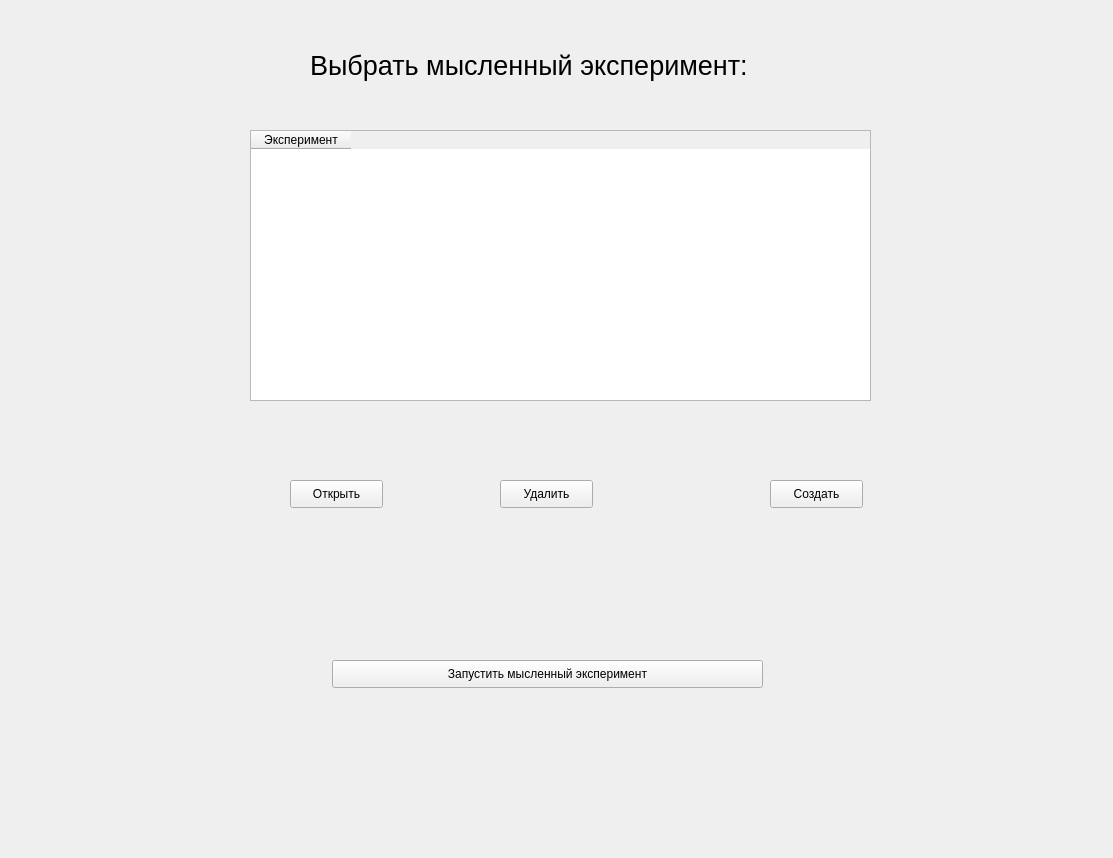
Before: the Qt Designer form UI/Exper/Exper1.ui in Tragidra/NauchLab, drawn with Qt 5.
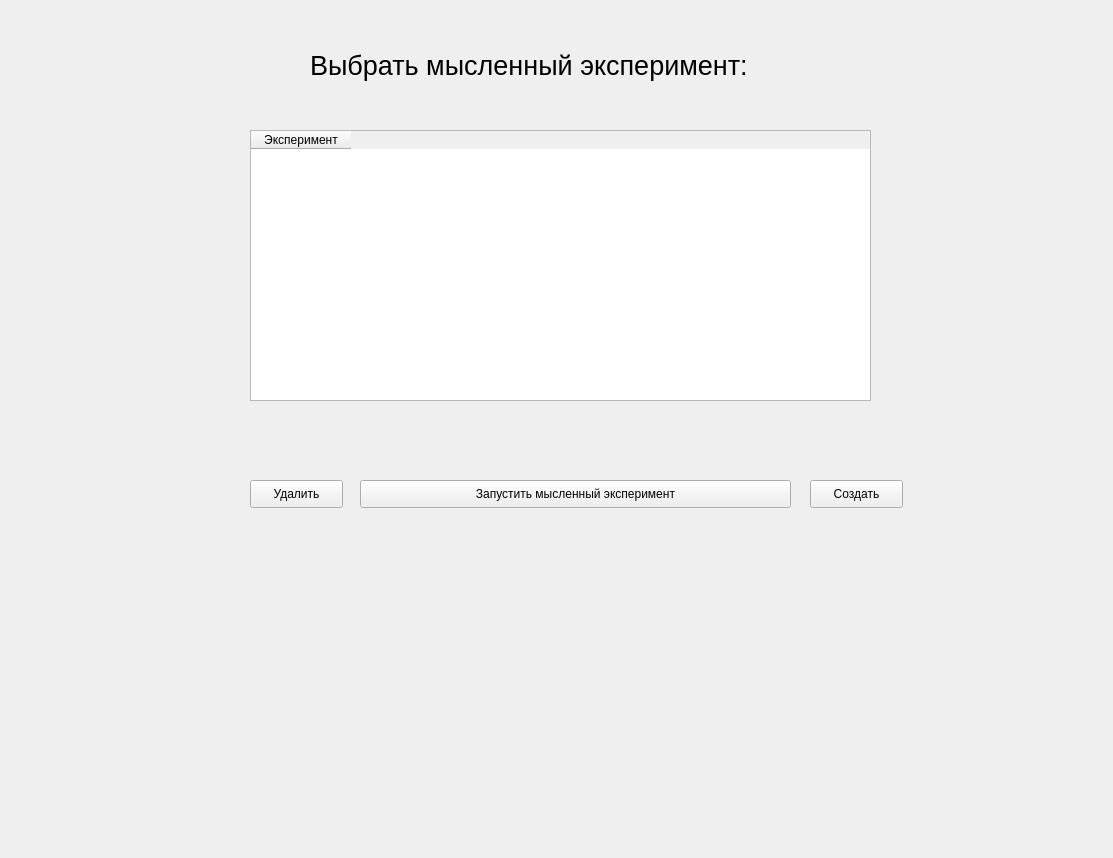
After: the same form once the commit is applied.

```diff
--- a/UI/Exper/Exper1.ui
+++ b/UI/Exper/Exper1.ui
@@ -35,7 +35,7 @@
   <widget class="QPushButton" name="pushButton30">
    <property name="geometry">
     <rect>
-     <x>500</x>
+     <x>250</x>
      <y>480</y>
      <width>93</width>
      <height>28</height>
@@ -45,24 +45,11 @@
     <string>Удалить</string>
    </property>
   </widget>
-  <widget class="QPushButton" name="pushButton33">
-   <property name="geometry">
-    <rect>
-     <x>290</x>
-     <y>480</y>
-     <width>93</width>
-     <height>28</height>
-    </rect>
-   </property>
-   <property name="text">
-    <string>Открыть</string>
-   </property>
-  </widget>
   <widget class="QPushButton" name="ok">
    <property name="geometry">
     <rect>
-     <x>332</x>
-     <y>660</y>
+     <x>360</x>
+     <y>480</y>
      <width>431</width>
      <height>28</height>
     </rect>
@@ -74,7 +61,7 @@
   <widget class="QPushButton" name="pushButton333">
    <property name="geometry">
     <rect>
-     <x>770</x>
+     <x>810</x>
      <y>480</y>
      <width>93</width>
      <height>28</height>
```
